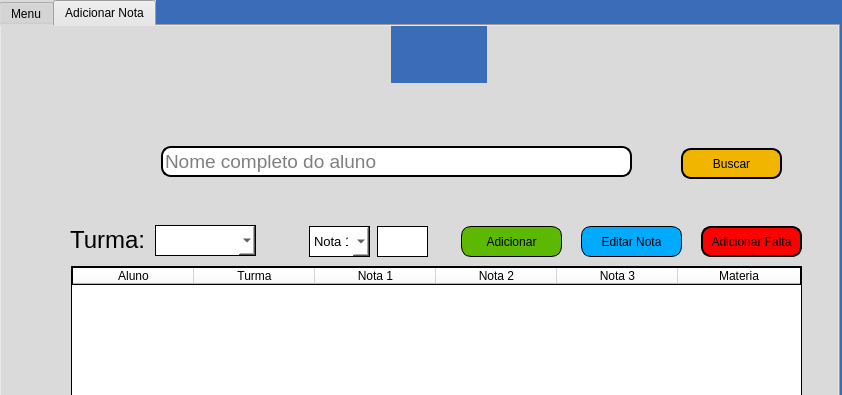
Old version of the form menu-professor.ui in the repository vitoradsp/academicsys; both pictures show x 0 to 842 and y 0 to 395 of the 842 by 585 pixel window.
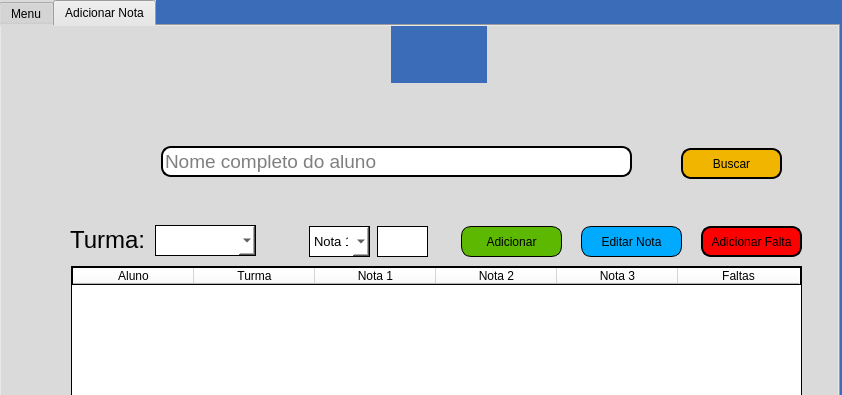
New version of the form. Icons and pictures are not drawn.

Patch:
```diff
--- a/menu-professor.ui
+++ b/menu-professor.ui
@@ -231,7 +231,7 @@
        <number>121</number>
       </attribute>
       <attribute name="horizontalHeaderStretchLastSection">
-       <bool>true</bool>
+       <bool>false</bool>
       </attribute>
       <attribute name="verticalHeaderVisible">
        <bool>false</bool>
@@ -266,7 +266,7 @@
       </column>
       <column>
        <property name="text">
-        <string>Materia</string>
+        <string>Faltas</string>
        </property>
       </column>
      </widget>
@@ -519,10 +519,10 @@
      <widget class="QLabel" name="label_erro">
       <property name="geometry">
        <rect>
-        <x>180</x>
+        <x>110</x>
         <y>160</y>
-        <width>421</width>
-        <height>16</height>
+        <width>551</width>
+        <height>20</height>
        </rect>
       </property>
       <property name="font">
```
